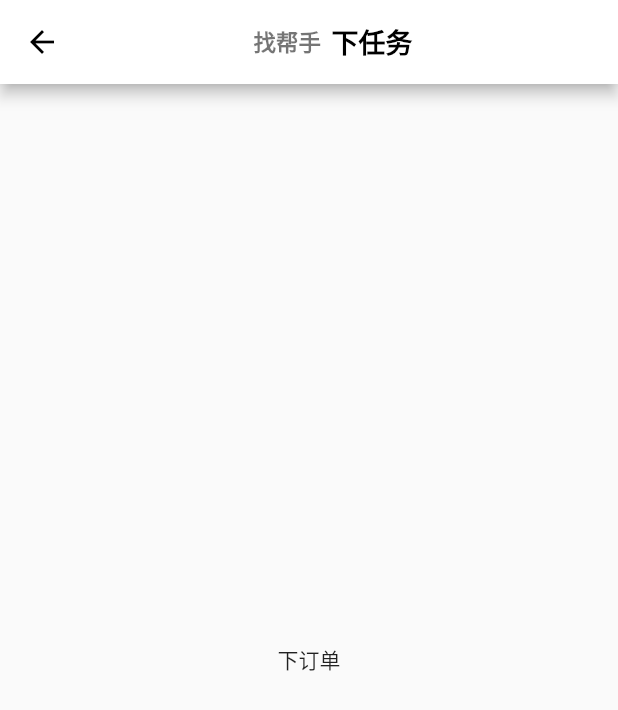
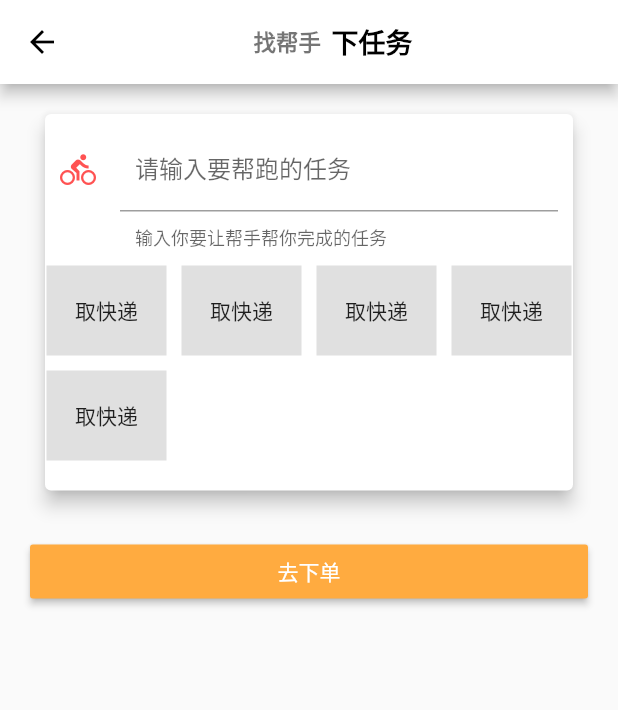
Before and after one commit to xiedong11/zsqy-module-flutter, a Flutter app: the screen it shows after launch, after a tap on "下任务", on a phone screen of 412 x 824 dp. Shown: the top 710 px of the screen. Run offline on Flutter 3.47's test engine with Material 2 defaults, Android fonts, the phone set to English and light mode, and no system bars; missing offline and left inert: flutter_statusbarcolor.

Commit message:
下单页UI搭建

```diff
--- a/lib/pages/make_order.dart
+++ b/lib/pages/make_order.dart
@@ -8,8 +8,94 @@ class MakeOrder extends StatefulWidget {
 class PageState extends State<MakeOrder> {
   @override
   Widget build(BuildContext context) {
-    return Center(
-      child: Text("下订单"),
+    return ListView(
+      padding: EdgeInsets.symmetric(vertical: 10, horizontal: 20),
+      children: <Widget>[
+        Card(
+          elevation: 5.0,
+          margin: EdgeInsets.all(10.0),
+          child: Column(
+            children: <Widget>[
+              Padding(
+                padding: EdgeInsets.all(10.0),
+                child: TextField(
+                  keyboardType: TextInputType.number,
+                  decoration: new InputDecoration(
+                      contentPadding: const EdgeInsets.all(10.0),
+                      icon: new Icon(Icons.directions_bike,
+                          color: Colors.redAccent),
+                      labelText: "请输入要帮跑的任务",
+                      helperText: "输入你要让帮手帮你完成的任务"),
+                  onChanged: (String str) {},
+                ),
+              ),
+              Wrap(
+                spacing: 10.0,
+                runSpacing: 10.0,
+                direction: Axis.horizontal,
+                alignment: WrapAlignment.start,
+                children: <Widget>[
+                  Container(
+                    width: 80.0,
+                    height: 60.0,
+                    alignment: Alignment.center,
+                    decoration: BoxDecoration(color: Colors.black12),
+                    child: GestureDetector(
+                      child: Text("取快递"),
+                    ),
+                  ),
+                  Container(
+                    width: 80.0,
+                    height: 60.0,
+                    alignment: Alignment.center,
+                    decoration: BoxDecoration(color: Colors.black12),
+                    child: GestureDetector(
+                      child: Text("取快递"),
+                    ),
+                  ),
+                  Container(
+                    width: 80.0,
+                    height: 60.0,
+                    alignment: Alignment.center,
+                    decoration: BoxDecoration(color: Colors.black12),
+                    child: GestureDetector(
+                      child: Text("取快递"),
+                    ),
+                  ),
+                  Container(
+                    width: 80.0,
+                    height: 60.0,
+                    alignment: Alignment.center,
+                    decoration: BoxDecoration(color: Colors.black12),
+                    child: GestureDetector(
+                      child: Text("取快递"),
+                    ),
+                  ),
+                  Container(
+                    width: 80.0,
+                    height: 60.0,
+                    alignment: Alignment.center,
+                    decoration: BoxDecoration(color: Colors.black12),
+                    child: GestureDetector(
+                      child: Text("取快递"),
+                    ),
+                  ),
+                ],
+              ),
+              SizedBox(height: 20.0)
+            ],
+          ),
+        ),
+        SizedBox(height: 20),
+        RaisedButton(
+          color: Colors.orangeAccent,
+          onPressed: () {},
+          child: Text(
+            "去下单",
+            style: TextStyle(color: Colors.white),
+          ),
+        )
+      ],
     );
   }
 }
```
